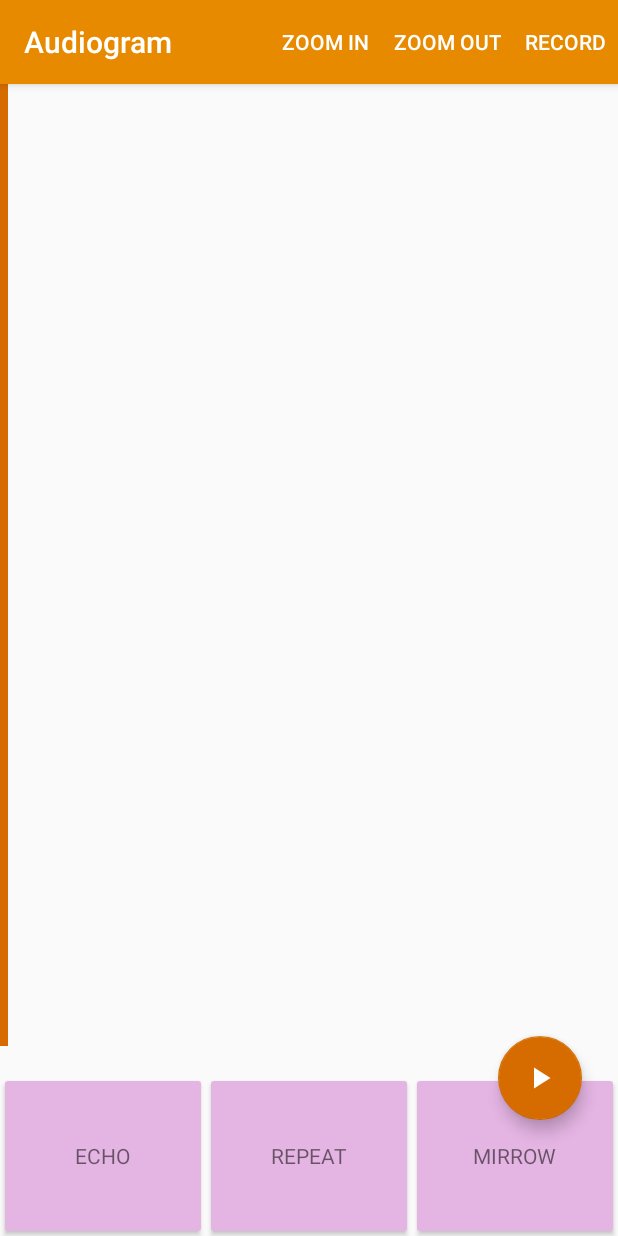
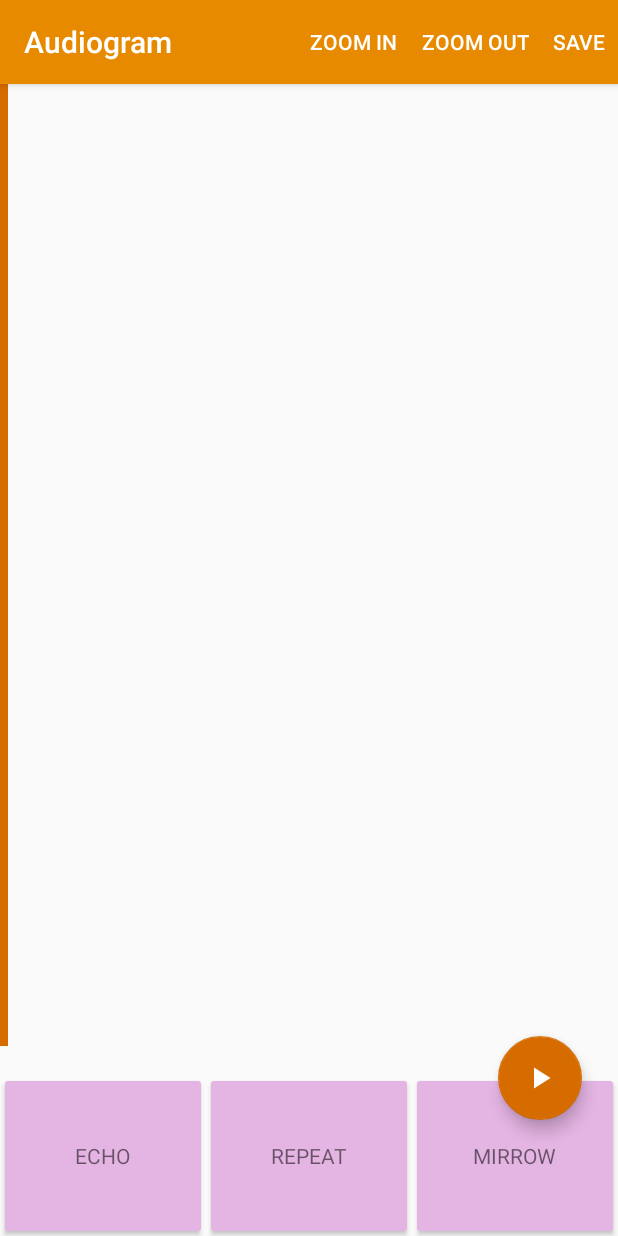
Before and after one commit to mmekhtiev/Audiogram, an Android app: the fragment CompositionFragment placed in its activity, on a phone screen of 412 x 824 dp. Run offline under Robolectric (Android 15) with nearby library versions, the light colour scheme and no system bars; our stand-ins replace ButterKnife; pictures from the network do not load.

Commit message:
Update texts

```diff
--- a/app/src/main/res/menu/composition_menu.xml
+++ b/app/src/main/res/menu/composition_menu.xml
@@ -15,6 +15,6 @@
 
     <item
         android:id="@+id/action_record"
-        android:title="Record"
+        android:title="Save"
         local:showAsAction="always" />
 </menu>
```
